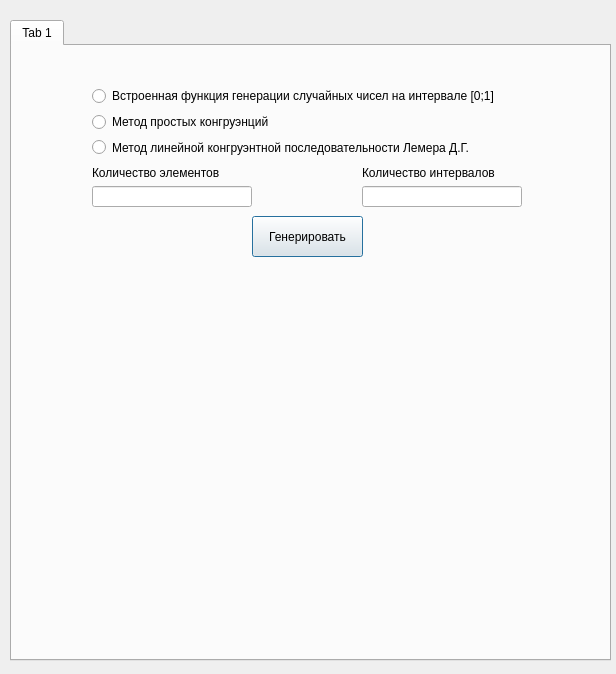
Old version of the form file.ui in the repository KomaR1/uniform_distribution.
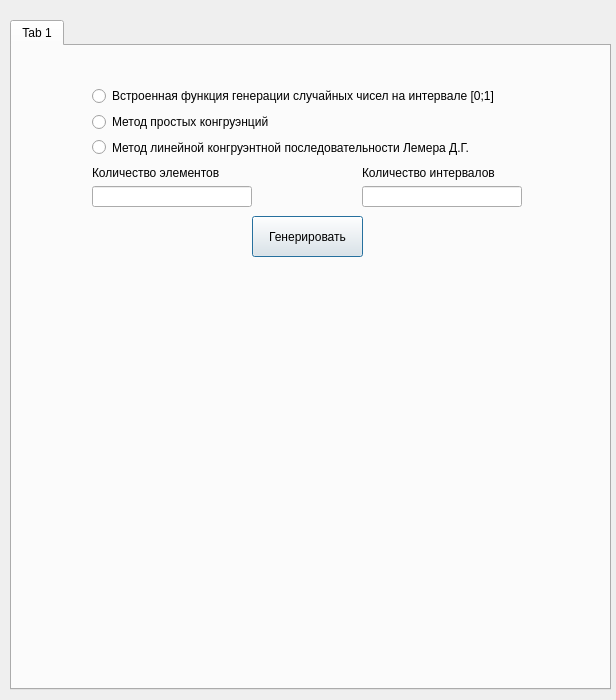
New version of the form.

What changed in the file:
```diff
--- a/file.ui
+++ b/file.ui
@@ -7,7 +7,7 @@
     <x>0</x>
     <y>0</y>
     <width>616</width>
-    <height>674</height>
+    <height>700</height>
    </rect>
   </property>
   <property name="windowTitle">
@@ -19,7 +19,7 @@
      <x>10</x>
      <y>20</y>
      <width>601</width>
-     <height>641</height>
+     <height>670</height>
     </rect>
    </property>
    <property name="currentIndex">
@@ -122,10 +122,10 @@
     <widget class="QLabel" name="label_3">
      <property name="geometry">
       <rect>
-       <x>59</x>
+       <x>10</x>
        <y>229</y>
-       <width>448</width>
-       <height>336</height>
+       <width>554</width>
+       <height>408</height>
       </rect>
      </property>
      <property name="text">
```
